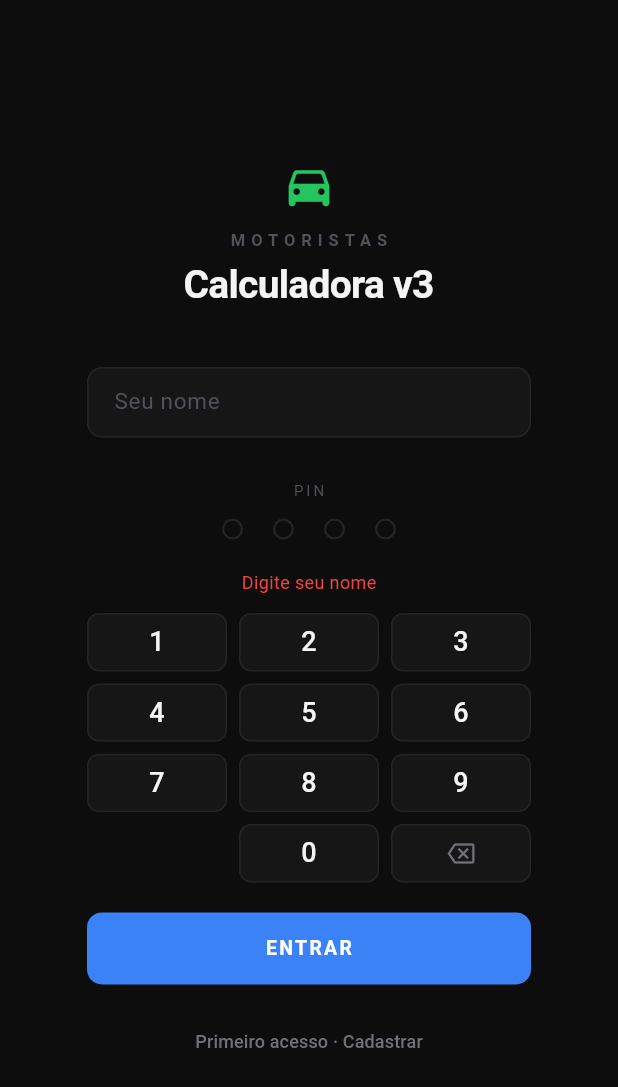
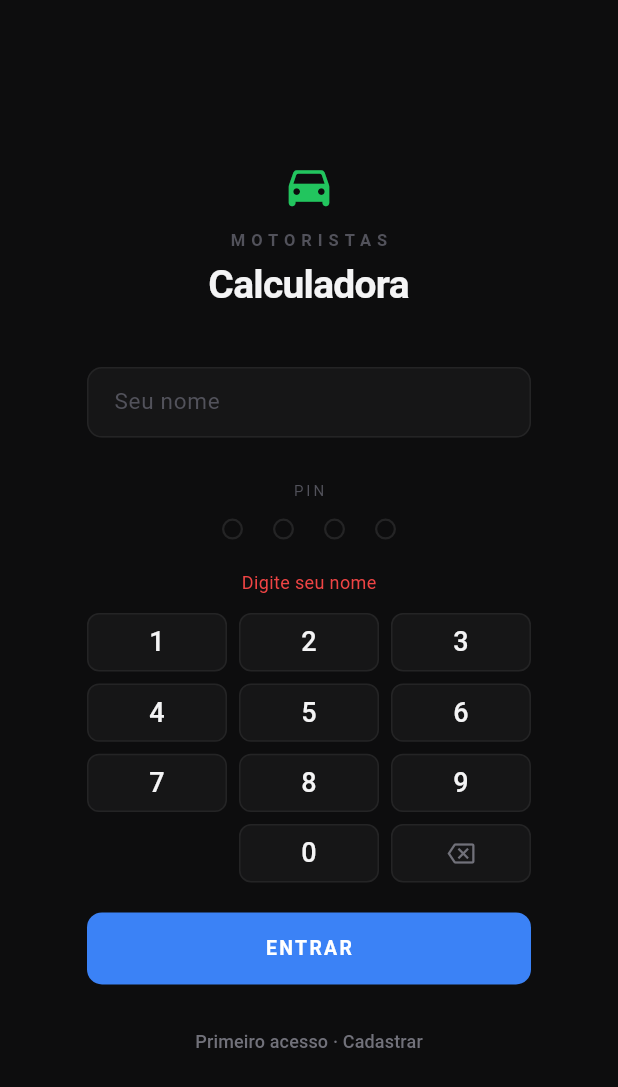
Before and after one commit to ricardoparrillorp-ux/calculadora-motorista, a Flutter app: the screen it shows after launch, after a tap on "ENTRAR", on a phone screen of 412 x 824 dp. Shown: the top 1087 px of the screen. Run offline on Flutter 3.47's test engine with Material 3 defaults, Android fonts, the phone set to English and light mode, and no system bars; our stand-ins replace shared_preferences.

Commit message:
feat: icone atualizado e nome Calculadora do Motorista na versao web

```diff
--- a/lib/main.dart
+++ b/lib/main.dart
@@ -229,8 +229,8 @@ class _LoginScreenState extends State<LoginScreen> {
       widget.onLogin(data['token'] as String, data['nome'] as String);
     } on ApiException catch (e) {
       setState(() { _error = e.message; _pin = ''; _loading = false; });
-    } catch (e) {
-      setState(() { _error = e.toString(); _pin = ''; _loading = false; });
+    } catch (_) {
+      setState(() { _error = 'Sem conexão com o servidor'; _pin = ''; _loading = false; });
     }
   }
 
@@ -256,7 +256,7 @@ class _LoginScreenState extends State<LoginScreen> {
                   const Text('MOTORISTAS',
                       style: TextStyle(fontSize: 11, letterSpacing: 4, color: _muted, fontWeight: FontWeight.w600)),
                   const SizedBox(height: 4),
-                  const Text('Calculadora v3',
+                  const Text('Calculadora',
                       style: TextStyle(fontSize: 26, fontWeight: FontWeight.w700, color: _txt, letterSpacing: -0.5)),
                   const SizedBox(height: 36),
 
```
Also changed, not shown: 7 other files.
